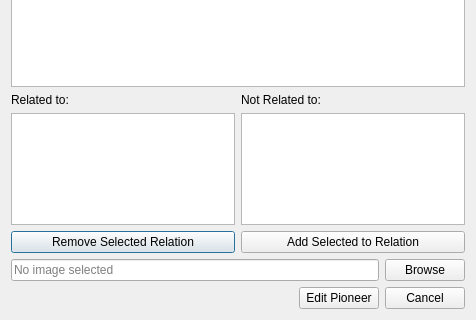
Qt form vika3/ui/editpioneer.ui (hlynurstef/Verklegt-namskeid-1-vika-3) before a commit; both pictures show x 0 to 476 and y 172 to 492 of the 476 by 492 pixel window.
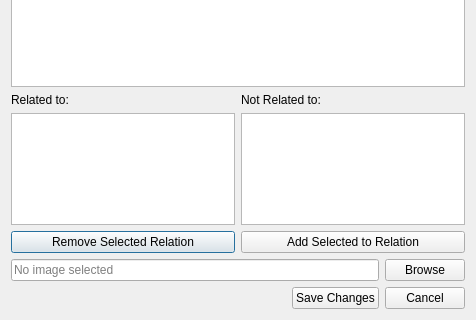
The same form after that commit. Icons and pictures are not drawn.

Commit message: changed lineEdit to dropdown list in editComputer, also added a message box for editComputer and editPioneer

```diff
--- a/vika3/ui/editpioneer.ui
+++ b/vika3/ui/editpioneer.ui
@@ -227,7 +227,7 @@
      <item>
       <widget class="QPushButton" name="button_edit_pioneer">
        <property name="text">
-        <string>Edit Pioneer</string>
+        <string>Save Changes</string>
        </property>
       </widget>
      </item>
```
The commit also changes 4 other files.
